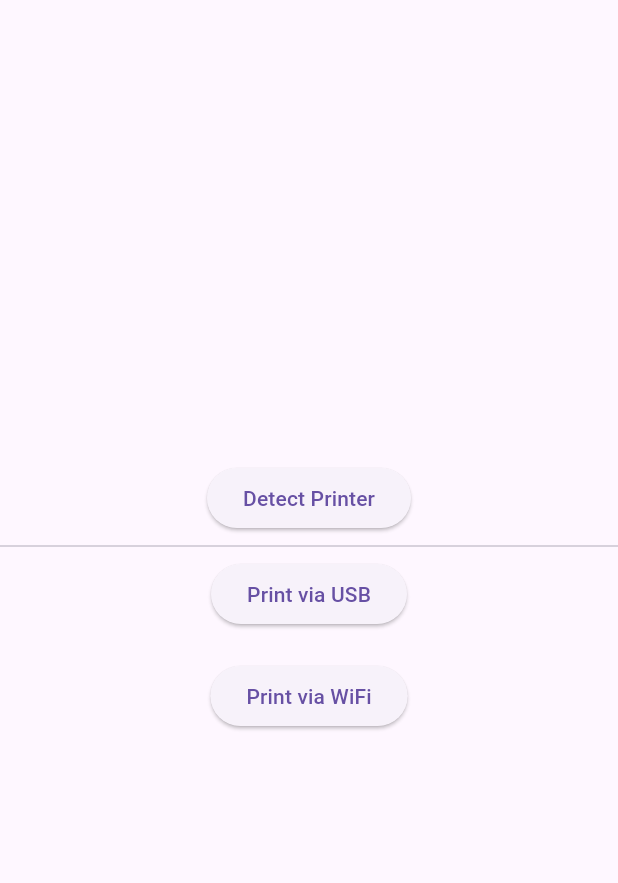
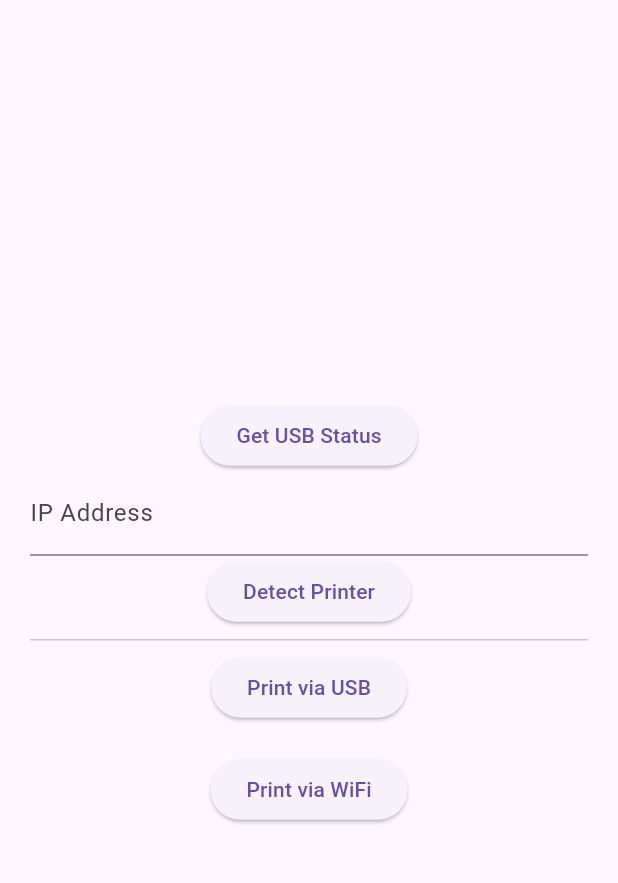
Before and after one commit to ohdonpiano/flutter_citizen_printer, a Flutter app: the screen it shows after launch, on a phone screen of 412 x 824 dp, the part 63-946 px from its top. Run offline on Flutter 3.47's test engine with Material 3 defaults, Android fonts, the phone set to English and light mode, and no system bars.

Commit message:
added usb status in example app

```diff
--- a/example/lib/main.dart
+++ b/example/lib/main.dart
@@ -16,7 +16,8 @@ class MyApp extends StatefulWidget {
 }
 
 class _MyAppState extends State<MyApp> {
-  String selectedAddress = "192.168.0.100";
+  final addressController = TextEditingController();
+  String usbStatus = "";
 
   @override
   Widget build(BuildContext context) {
@@ -25,13 +26,41 @@ class _MyAppState extends State<MyApp> {
         appBar: AppBar(title: const Text('Citizen Printer Example')),
         body: Builder(builder: (context) {
           return Center(
+            child: Padding(
+              padding: const EdgeInsets.symmetric(horizontal: 20),
+              child: SingleChildScrollView(
                 child: Column(
                   mainAxisAlignment: MainAxisAlignment.center,
                   children: [
+                    Text(usbStatus),
                     ElevatedButton(
                       onPressed: () async {
                         try {
-                      final ips = await FlutterCitizenPrinter.detectPrinters();
+                          final res =
+                              await FlutterCitizenPrinter.getUsbStatus();
+                          log("USB Status: $res");
+                          setState(() {
+                            usbStatus = res.map((e) => e.name).join(", ");
+                          });
+                        } catch (e) {
+                          log("USB Status error: $e");
+                          if (!mounted) return;
+                          setState(() {
+                            usbStatus = "Error: $e";
+                          });
+                        }
+                      },
+                      child: const Text('Get USB Status'),
+                    ),
+                    TextFormField(
+                      controller: addressController,
+                      decoration: InputDecoration(labelText: "IP Address"),
+                    ),
+                    ElevatedButton(
+                      onPressed: () async {
+                        try {
+                          final ips =
+                              await FlutterCitizenPrinter.detectPrinters();
                           log("detected ips: $ips");
                           if (context.mounted) {
                             showDialog(
@@ -45,7 +74,7 @@ class _MyAppState extends State<MyApp> {
                                       title: Text(ips[index]),
                                       onTap: () {
                                         setState(() {
-                                      selectedAddress = ips[index];
+                                          addressController.text = ips[index];
                                         });
                                         Navigator.pop(context);
                                       },
@@ -87,11 +116,13 @@ class _MyAppState extends State<MyApp> {
                             await rootBundle.load('assets/sample.bmp');
                         final Uint8List bytes = data.buffer.asUint8List();
                         await FlutterCitizenPrinter.printImageWiFi(
-                        selectedAddress, bytes);
+                            addressController.text, bytes);
                       },
                       child: const Text('Print via WiFi'),
                     ),
                   ],
+                ),
+              ),
             ),
           );
         }),
```
Lines whose indentation alone changed are shown as unchanged.
